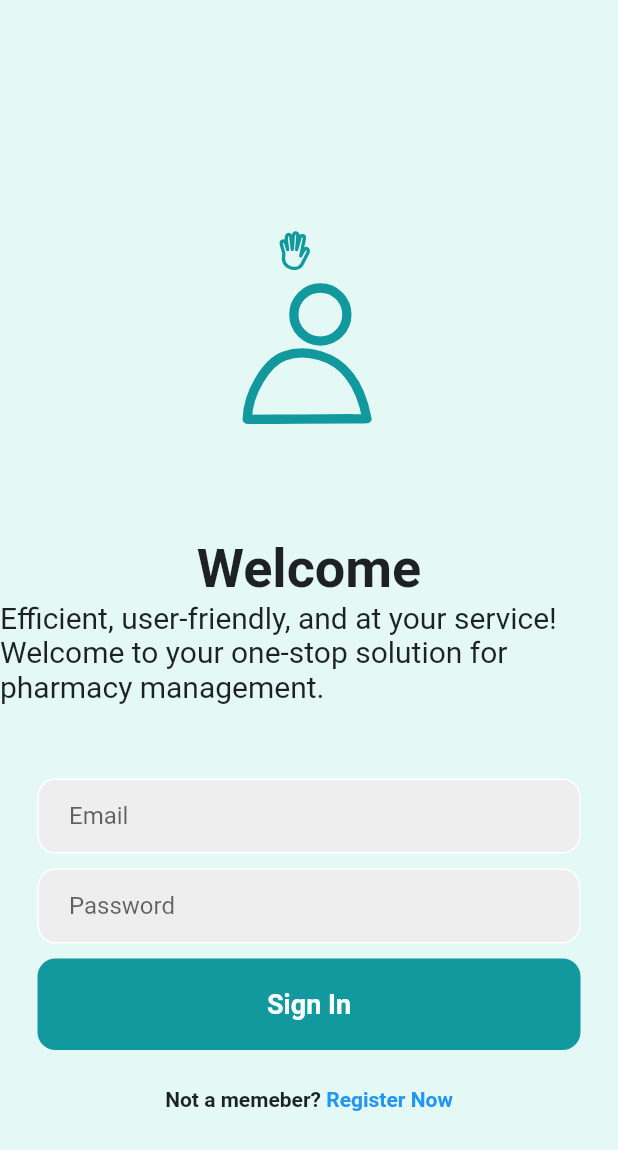
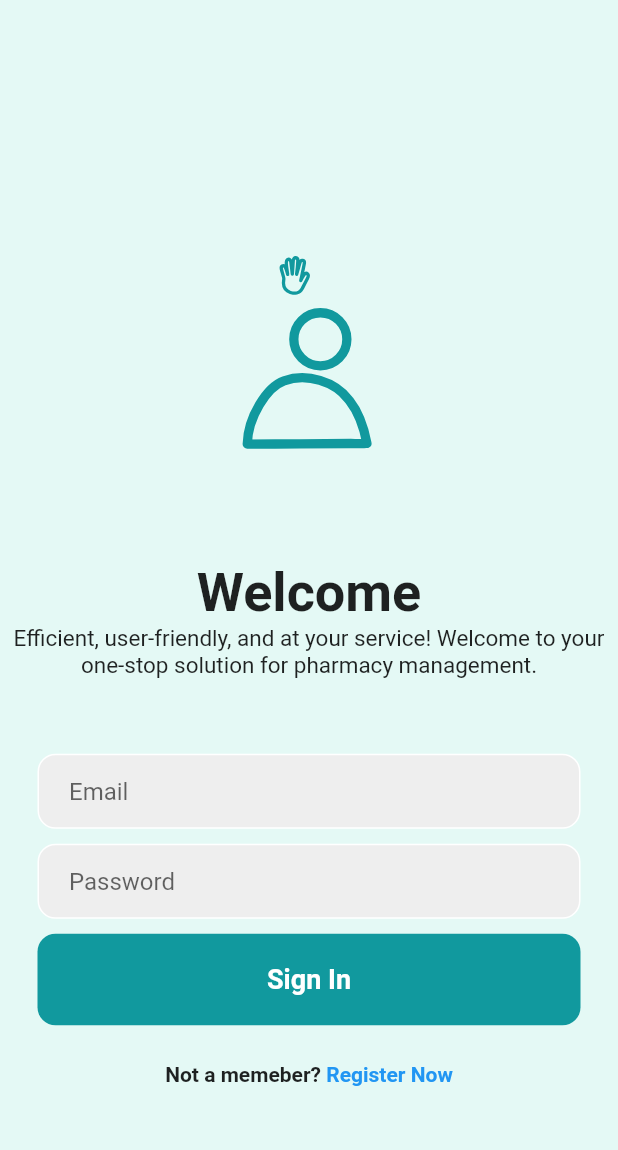
Before and after one commit to xkhaliil/PharmacyManagementSystem, a Flutter app: the screen it shows after launch, after a tap on "Return to login page !", on a phone screen of 412 x 824 dp. Shown: the top 1150 px of the screen. Run offline on Flutter 3.47's test engine with Material 2 defaults, Android fonts, the phone set to English and light mode, and no system bars; our stand-ins replace lottie; missing offline and left inert: dart:js.

Commit message:
text is now center

```diff
--- a/lib/login_screen/login.dart
+++ b/lib/login_screen/login.dart
@@ -34,12 +34,16 @@ class _LoginScreenState extends State<LoginScreen> {
               ),
             ),
 
-            const Text(
-              'Efficient, user-friendly, and at your service! Welcome to your one-stop solution for pharmacy management.',
-              style: TextStyle(
-                fontSize: 20,
-              ),
-            ),
+             const Center(
+               child: Text(
+                'Efficient, user-friendly, and at your service! Welcome to your one-stop solution for pharmacy management.',
+                textAlign: TextAlign.center,
+                style: TextStyle(
+                  fontSize: 15,
+
+                ),
+                         ),
+             ),
             const SizedBox(height: 50),
 
             // Email Text Field
```
